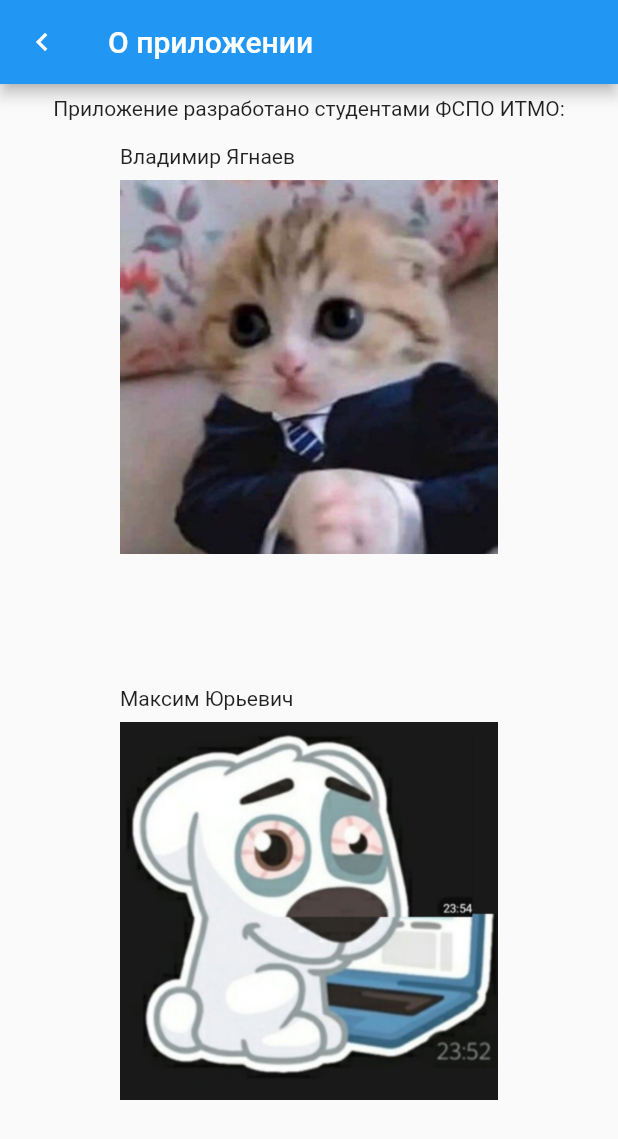
After one commit to CpedaMonsterEnergyLover/BlockHouseCalculator, a Flutter app: the screen it shows after launch, after a tap on the "menu" icon, after a tap on "О приложении", on a phone screen of 412 x 824 dp. The commit adds this screen. Shown: the top 1139 px of the screen. Run offline on Flutter 3.47's test engine with Material 2 defaults, Android fonts, the phone set to English and light mode, and no system bars.

Commit message:
добавил экран о приложении

```diff
--- /dev/null
+++ b/lib/pages/about_page/about_page.dart
@@ -0,0 +1,54 @@
+import 'package:flutter/cupertino.dart';
+import 'package:flutter/material.dart';
+
+class AboutPage extends StatelessWidget {
+  const AboutPage({Key? key}) : super(key: key);
+
+  @override
+  Widget build(BuildContext context) {
+    return Scaffold(
+      appBar: AppBar(
+        title: const Text("О приложении"),
+        leading: IconButton(
+          icon: const Icon(Icons.keyboard_arrow_left),
+          onPressed: () {
+            Navigator.pop(context);
+          },
+        ),
+      ),
+      body: ListView(
+        children: const [
+          Center(
+
+            child: Padding(
+              padding: EdgeInsets.all(8.0),
+              child: Text("Приложение разработано студентами ФСПО ИТМО:"),
+            ),
+          ),
+          Padding(child:Text("Владимир Ягнаев"),
+          padding: EdgeInsets.fromLTRB(80,8,80,8),),
+          Padding(
+
+            padding: EdgeInsets.fromLTRB(80, 0, 80, 80),
+            child: Image(
+                image: AssetImage("assets/images/cat.jpg"),
+                fit: BoxFit.cover,
+                width: double.infinity),
+          ),
+          Padding(child:Text("Максим Юрьевич"),
+          padding: EdgeInsets.fromLTRB(80,8,80,8)),
+          Padding(
+            padding: EdgeInsets.fromLTRB(80, 0, 80, 80),
+            child: Image(
+                image: AssetImage("assets/images/dog.jpg"),
+                fit: BoxFit.cover,
+                width: double.infinity,
+                //height: ,
+            ),
+          ),
+
+        ],
+      ),
+    );
+  }
+}
--- a/lib/pages/home/home.dart
+++ b/lib/pages/home/home.dart
@@ -1,3 +1,4 @@
+import 'package:block_house_calculator/pages/about_page/about_page.dart';
 import 'package:block_house_calculator/pages/edit_house/house_page.dart';
 import 'package:block_house_calculator/pages/elements/dialog.dart';
 import 'package:block_house_calculator/pages/elements/general_button.dart';
@@ -33,8 +34,7 @@ class _HomePageState extends State<HomePage> {
               padding: EdgeInsets.zero,
               children: [
                 const DrawerHeader(child: Text("watafak")),
-                  Align(
-                    child: TextButton(
+                TextButton(
                   onPressed: () {
                     Navigator.push(
                         context,
@@ -43,7 +43,14 @@ class _HomePageState extends State<HomePage> {
                   },
                   child: const Text("Настройки"),
                 ),
-                    alignment: Alignment.bottomCenter,
+                TextButton(
+                  onPressed: () {
+                    Navigator.push(
+                        context,
+                        MaterialPageRoute(
+                            builder: (context) => const AboutPage()));
+                  },
+                  child: const Text("О приложении"),
                 ),
               ],
             ),
--- a/pubspec.yaml
+++ b/pubspec.yaml
@@ -62,7 +62,9 @@ flutter:
   # assets:
   #   - images/a_dot_burr.jpeg
   #   - images/a_dot_ham.jpeg
-
+  assets:
+    - assets/images/dog.jpg
+    - assets/images/cat.jpg
   # An image asset can refer to one or more resolution-specific "variants", see
   # https://flutter.dev/assets-and-images/#resolution-aware.
 
```
Also changed, not shown: assets/images/cat.jpg (added), assets/images/dog.jpg (added). Lines whose indentation alone changed are shown as unchanged.
